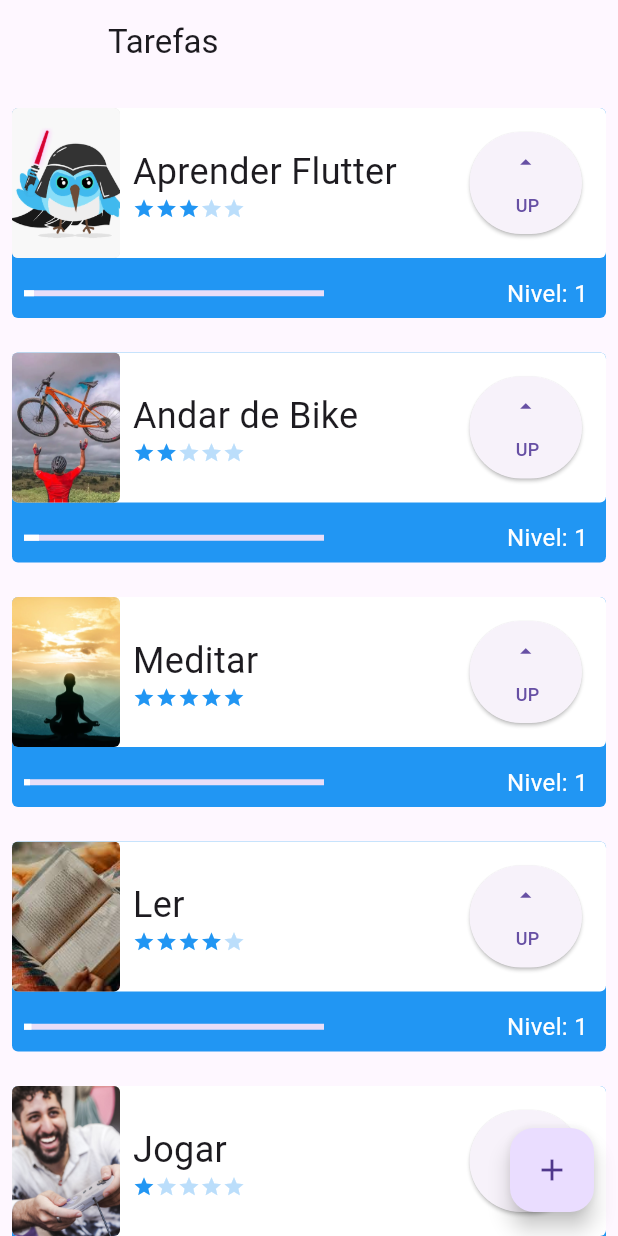
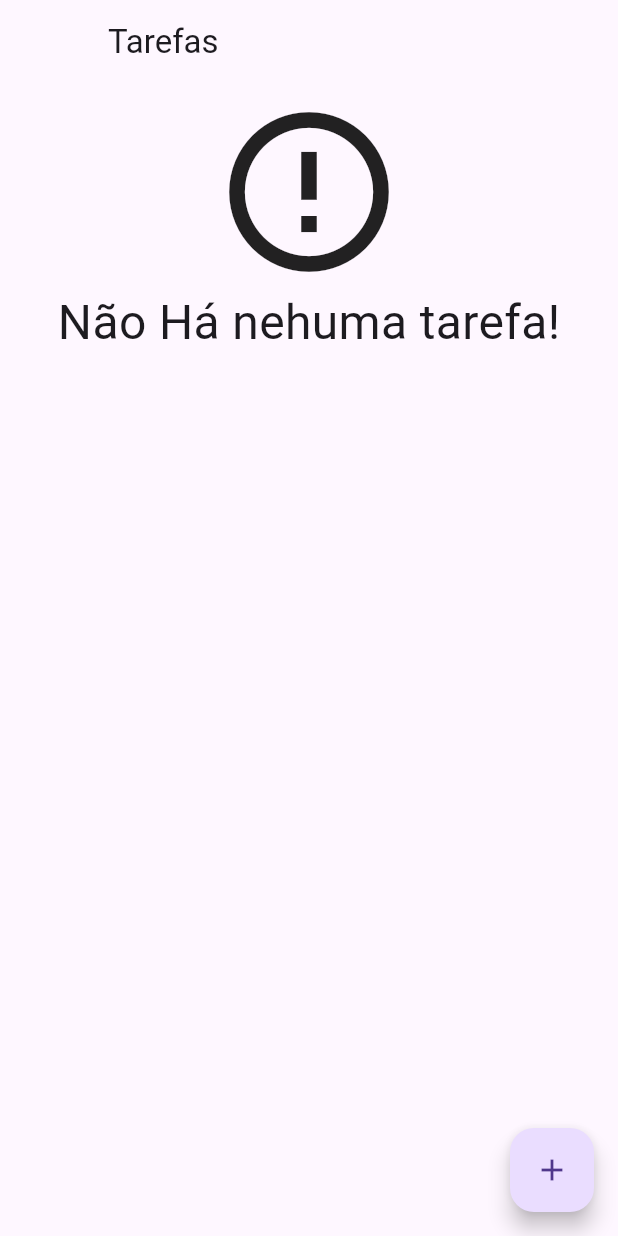
Before and after one commit to Mateuxx/Tarefas-Gameficas-App, a Flutter app: the screen it shows after launch, on a phone screen of 412 x 824 dp. Run offline on Flutter 3.47's test engine with Material 3 defaults, Android fonts, the phone set to English and light mode, and no system bars; our stand-ins replace sqflite; accounts and stored records are empty.

Commit message:
Inserindo dados no db atraves do forms e reconstruindo a tela a partir disso

```diff
--- a/lib/screens/forms_screen.dart
+++ b/lib/screens/forms_screen.dart
@@ -1,3 +1,5 @@
+import 'package:alura_flutter_curso_1/components/tasks.dart';
+import 'package:alura_flutter_curso_1/data/task_dao.dart';
 import 'package:flutter/material.dart';
 
 import '../data/task_inherited.dart';
@@ -118,7 +120,8 @@ class _FormScreenState extends State<FormScreen> {
                         imageController.text,
                         errorBuilder: (BuildContext context, Object exception,
                             StackTrace? stackTrace) {
-                          return Image.asset('assets/images/no-image-icon-23483.png');
+                          return Image.asset(
+                              'assets/images/no-image-icon-23483.png');
                         },
                         fit: BoxFit.cover,
                       ),
@@ -127,13 +130,12 @@ class _FormScreenState extends State<FormScreen> {
                   ElevatedButton(
                     onPressed: () {
                       if (_formKey.currentState!.validate()) {
-                        // print(nameController.text);
-                        // print(difficultyController.text);
-                        // print(imageController.text);/home/matheus.nobrega/Downloads/N1PC290102_325409143_USER@2024-08-19_11_29_33_+0800_IKSWU-205232/aplogcat-main_1.txt
-                        TaskInherited.of(widget.taskContext).newTask(
+                        TaskDao().save(
+                          Task(
                             nameController.text,
                             imageController.text,
-                            int.parse(difficultyController.text));
+                            int.parse(difficultyController.text),
+                          ),);
                         ScaffoldMessenger.of(context).showSnackBar(
                           const SnackBar(
                             content: Text('Criando uma nova Tarefa'),
--- a/lib/screens/tela_inicial.dart
+++ b/lib/screens/tela_inicial.dart
@@ -1,7 +1,8 @@
+import 'package:alura_flutter_curso_1/data/task_dao.dart';
 import 'package:flutter/material.dart';
+import '../components/tasks.dart';
 import '../data/task_inherited.dart';
 import 'forms_screen.dart';
-
 
 class InitialScreen extends StatefulWidget {
   const InitialScreen({Key? key}) : super(key: key);
@@ -18,19 +19,90 @@ class _InitialScreenState extends State<InitialScreen> {
         leading: Container(),
         title: const Text('Tarefas'),
       ),
-      body: ListView(
-        children: TaskInherited.of(context).taskList,
-        //padding la em baixao para o button não ficar me cima dele
+      body: Padding(
         padding: const EdgeInsets.only(top: 8, bottom: 70),
+        //Widget responsavel parad
+        child: FutureBuilder<List<Task>>(
+          future: TaskDao().findAll(),
+          //snapshot - Responsavel pelos dados do db
+          builder: (context, snapshot) {
+            List<Task>? items = snapshot.data;
+            //só constroi as tarefas que estão aparecendo na tela - Bom para muitos dados
+            switch (snapshot.connectionState) {
+              case ConnectionState.none:
+                return const Center(child: Column(children: [
+                  CircularProgressIndicator(),
+                  Text("Carregando"),
+                ],
+                ),
+                );
+                break;
+              case ConnectionState.waiting:
+                return const Center(child: Column(children: [
+                  CircularProgressIndicator(),
+                  Text("Carregando"),
+                ],
+                ),
+                );
+                break;
+              case ConnectionState.active:
+                return const Center(child: Column(children: [
+                  CircularProgressIndicator(),
+                  Text("Carregando"),
+                ],
+                ),
+                );
+                break;
+              case ConnectionState.done:
+
+              /// Se tiver dados:
+                if (snapshot.hasData && items != null) {
+                  /// Se Empty for diferente de zero
+                  if (items.isNotEmpty) {
+                    return ListView.builder(
+                        itemCount: items.length,
+                        itemBuilder: (BuildContext context, int index) {
+                          final Task tarefa = items[index];
+                        });
+                  }
+                  return const Center(
+                    child: Column(
+                      children: [
+                        Icon(
+                          Icons.error_outline,
+                          size: 128,
+                        ),
+                        Text(
+                          "Não Há nehuma tarefa!",
+                          style: TextStyle(fontSize: 32),
+                        )
+                      ],
+                    ),
+                  );
+                }
+                return const Text('Error ao carregar Tarefas');
+                break;
+            }
+            return const Text("Erro Desconhecido");
+          },
+        ),
       ),
       floatingActionButton: FloatingActionButton(
         onPressed: () {
           Navigator.push(
             context,
             MaterialPageRoute(
-              builder: (contextNew) => FormScreen(taskContext: context,),
+              builder: (contextNew) =>
+                  FormScreen(
+                    taskContext: context,
+                  ),
             ),
-          );
+            ///Quando voltar de formScreen ele reconstroi a tela no qual
+            ///foi mudado o banco de dados.
+          ).then((onValue) =>
+              setState(() {
+                print("Recarregandoa  tela inicial");
+              }));
         },
         child: const Icon(Icons.add),
       ),
```
Also changed, not shown: 1 other file.
